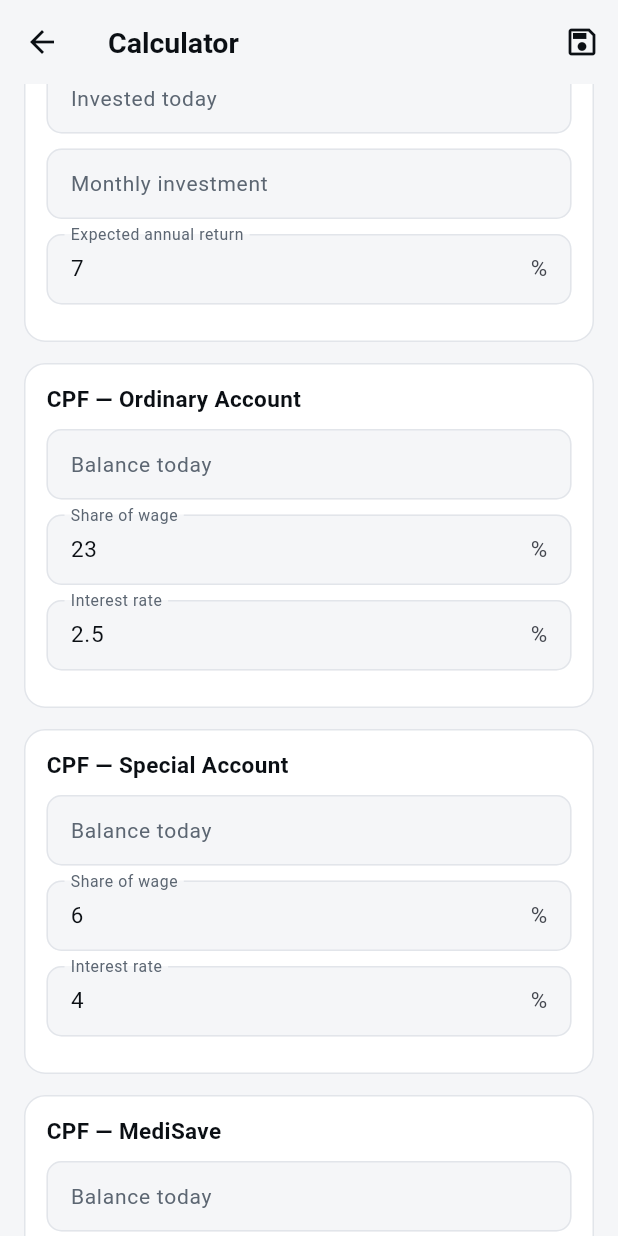
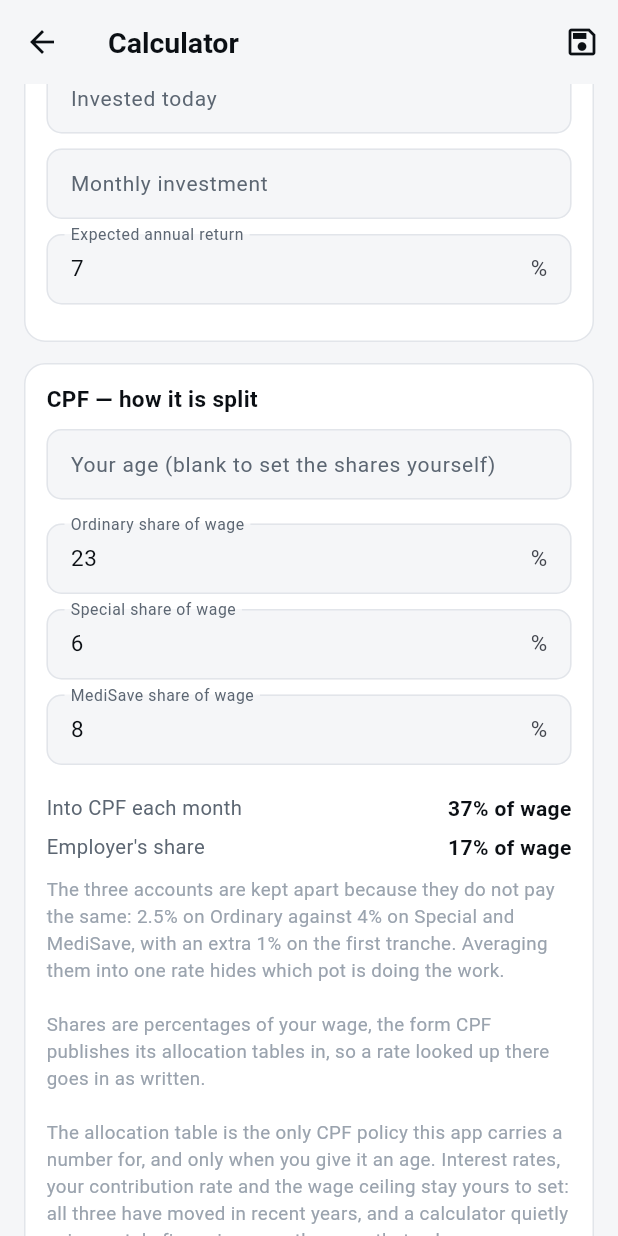
Before and after one commit to lepenguin22/Trading-view-, a Flutter app: the CalculatorScreen screen opened directly, scrolled down 1152 dp, on a phone screen of 412 x 824 dp. Run offline on Flutter 3.47's test engine with Material 3 defaults, Android fonts, the phone set to English and light mode, and no system bars; our stand-ins replace csv, flutter_local_notifications, shared_preferences; missing offline and left inert: workmanager; accounts and stored records are empty; network calls fail.

Commit message:
Set the CPF split from an age, and keep it moving with one
Typing the three shares in meant looking them up, and meant they were
frozen at whatever band applied on the day they were typed. Give an age
instead and the split follows it — and keeps following it as the
projection runs. Someone 34 today spends a twenty-year projection in
three bands; holding the first for all twenty overstates the Ordinary
Account for most of it, which is the part a static split got wrong
rather than merely made tedious.

This is the first CPF policy the app carries a number for, against a
standing rule that it carries none, so three things keep it honest. The
table states when it was taken and from where. The shares it produces
are shown rather than applied invisibly. And clearing the age hands them
straight back — allocation moves, this table will go stale, and when it
does the shares are still the user's to set.

Figures are percentages of wage for private-sector employees above $750
a month, effective 1 January 2026. CPF's own site is unreachable from
here, so they were taken from reproductions and cross-checked against
the published allocation ratios, which regenerate them exactly at a 37%
total: 0.5677 x 37 = 21.0, 0.4055 x 37 = 15.0, 0.3108 x 37 = 11.5,
0.2837 x 37 = 10.5. A test asserts every band still totals 37%, since a
transcription slip that moved money between accounts would otherwise be
invisible.

The table stops at 55 rather than guessing. Past that the Special
Account closes, contributions go to a Retirement Account up to the Full
Retirement Sum, and the total rate falls below 37% — none of it
modelled here. A projection reaching past 55 says so instead of
producing numbers that look like a projection and are not.

Interest rates, the contribution rate and the wage ceiling stay inputs.

Verified with the checks CI runs: dart format, flutter analyze
--fatal-infos --fatal-warnings, flutter test (393 passing).

Co-Authored-By: Claude Opus 5 <noreply@anthropic.com>
Claude-Session: https://claude.ai/code/session_01K7ZDuGe58zEd3GSTrETXjC

```diff
--- a/lib/screens/calculator_screen.dart
+++ b/lib/screens/calculator_screen.dart
@@ -4,6 +4,7 @@ import 'package:flutter/services.dart';
 import '../state/storage.dart';
 import '../theme/app_theme.dart';
 import '../utils/format.dart';
+import '../utils/cpf_allocation.dart';
 import '../utils/projection.dart';
 import '../widgets/projection_chart.dart';
 
@@ -18,6 +19,7 @@ const _kStartInvestments = 'startInvestments';
 const _kStartOa = 'startOa';
 const _kStartSa = 'startSa';
 const _kStartMa = 'startMa';
+const _kAge = 'age';
 const _kOaPercent = 'oaPercent';
 const _kSaPercent = 'saPercent';
 const _kMaPercent = 'maPercent';
@@ -57,6 +59,7 @@ class _CalculatorScreenState extends State<CalculatorScreen> {
     _kStartOa: 0,
     _kStartSa: 0,
     _kStartMa: 0,
+    _kAge: 0,
     _kOaPercent: 23,
     _kSaPercent: 6,
     _kMaPercent: 8,
@@ -120,6 +123,7 @@ class _CalculatorScreenState extends State<CalculatorScreen> {
       startingOa: _value(_kStartOa),
       startingSa: _value(_kStartSa),
       startingMa: _value(_kStartMa),
+      currentAge: _value(_kAge).round().clamp(0, 100),
       oaPercent: _value(_kOaPercent),
       saPercent: _value(_kSaPercent),
       maPercent: _value(_kMaPercent),
@@ -152,6 +156,8 @@ class _CalculatorScreenState extends State<CalculatorScreen> {
     }
 
     final input = _input;
+    final byAge = input.currentAge > 0;
+    final share = input.allocationAt(0);
     final points = project(input);
     final summary = ProjectionSummary.of(points, input);
 
@@ -262,20 +268,51 @@ class _CalculatorScreenState extends State<CalculatorScreen> {
             _field(_kMonthlyInvestment, 'Monthly investment'),
             _field(_kInvestReturn, 'Expected annual return', suffix: '%'),
           ]),
-          _card('CPF — Ordinary Account', [
-            _field(_kStartOa, 'Balance today'),
-            _field(_kOaPercent, 'Share of wage', suffix: '%'),
-            _field(_kOaReturn, 'Interest rate', suffix: '%'),
-          ]),
-          _card('CPF — Special Account', [
-            _field(_kStartSa, 'Balance today'),
-            _field(_kSaPercent, 'Share of wage', suffix: '%'),
-            _field(_kSaReturn, 'Interest rate', suffix: '%'),
-          ]),
-          _card('CPF — MediSave', [
-            _field(_kStartMa, 'Balance today'),
-            _field(_kMaPercent, 'Share of wage', suffix: '%'),
-            _field(_kMaReturn, 'Interest rate', suffix: '%'),
+          _card('CPF — how it is split', [
+            _field(
+              _kAge,
+              'Your age (blank to set the shares yourself)',
+              hint: 'e.g. 30',
+            ),
+            const SizedBox(height: 6),
+            if (byAge) ...[
+              _row('Band', cpfBandLabel(input.currentAge)),
+              _row('Ordinary', '${_trim(share.oa)}% of wage'),
+              _row('Special', '${_trim(share.sa)}% of wage'),
+              _row('MediSave', '${_trim(share.ma)}% of wage'),
+              const SizedBox(height: 6),
+              Text(
+                'The split follows your age and keeps following it as the '
+                'projection runs — at 34 today, a twenty-year projection '
+                'spends time in three bands, and holding the first for all '
+                'twenty would overstate the Ordinary Account for most of it.'
+                '\n\nFigures are percentages of wage for private-sector '
+                'employees above \$750 a month, effective 1 January 2026. '
+                'Allocation moves; clear the age to type the shares in '
+                'yourself if this table has gone stale.',
+                style: TextStyle(
+                  color: c.textFaint,
+                  fontSize: 12.5,
+                  height: 1.45,
+                ),
+              ),
+              if (input.outgrowsAllocationTable) ...[
+                const SizedBox(height: 8),
+                Text(
+                  'This projection runs past 55, where CPF stops working the '
+                  'way this models it: the Special Account closes, '
+                  'contributions go to a Retirement Account up to the Full '
+                  'Retirement Sum, and the total rate falls below 37%. Years '
+                  'past 55 are carried on the 50-to-55 split and are an '
+                  'approximation, not a projection.',
+                  style: TextStyle(color: c.down, fontSize: 12.5, height: 1.4),
+                ),
+              ],
+            ] else ...[
+              _field(_kOaPercent, 'Ordinary share of wage', suffix: '%'),
+              _field(_kSaPercent, 'Special share of wage', suffix: '%'),
+              _field(_kMaPercent, 'MediSave share of wage', suffix: '%'),
+            ],
             const SizedBox(height: 6),
             _row('Into CPF each month', '${_trim(input.cpfPercent)}% of wage'),
             // Derived rather than asked for: what lands in CPF that did not
@@ -303,14 +340,30 @@ class _CalculatorScreenState extends State<CalculatorScreen> {
               'rate hides which pot is doing the work.\n\n'
               'Shares are percentages of your wage, the form CPF publishes '
               'its allocation tables in, so a rate looked up there goes in as '
-              'written. They change with age — nothing here assumes one, or a '
-              'rate, or a ceiling.',
+              'written.\n\n'
+              'The allocation table is the only CPF policy this app carries a '
+              'number for, and only when you give it an age. Interest rates, '
+              'your contribution rate and the wage ceiling stay yours to set: '
+              'all three have moved in recent years, and a calculator quietly '
+              'using a stale figure is worse than one that asks.',
               style: TextStyle(
                 color: c.textFaint,
                 fontSize: 12.5,
                 height: 1.45,
               ),
             ),
+          ]),
+          _card('CPF — Ordinary Account', [
+            _field(_kStartOa, 'Balance today'),
+            _field(_kOaReturn, 'Interest rate', suffix: '%'),
+          ]),
+          _card('CPF — Special Account', [
+            _field(_kStartSa, 'Balance today'),
+            _field(_kSaReturn, 'Interest rate', suffix: '%'),
+          ]),
+          _card('CPF — MediSave', [
+            _field(_kStartMa, 'Balance today'),
+            _field(_kMaReturn, 'Interest rate', suffix: '%'),
           ]),
           _card('Horizon', [_field(_kYears, 'Years')]),
           const SizedBox(height: 8),
--- /dev/null
+++ b/lib/utils/cpf_allocation.dart
@@ -0,0 +1,59 @@
+/// How a CPF contribution is split between the three accounts, by age.
+///
+/// This is the one piece of CPF policy the app carries a number for, and it is
+/// carried reluctantly: allocation moves, and a calculator quietly using a
+/// stale table is worse than one that asks. Three things keep that honest —
+/// the table states when it was taken and from where, the shares it produces
+/// are shown rather than hidden, and leaving the age blank goes back to typing
+/// them in by hand.
+///
+/// Figures are percentages **of wage**, the form CPF publishes allocation in,
+/// for private-sector employees earning above $750 a month. Effective
+/// 1 January 2026.
+///
+/// Cross-checked two ways: against the published allocation *ratios* (the
+/// share of the contribution rather than of the wage), which reproduce these
+/// exactly at a 37% total — 0.5677 × 37 = 21.0, 0.4055 × 37 = 15.0,
+/// 0.3108 × 37 = 11.5, 0.2837 × 37 = 10.5.
+///
+/// See README, "Allocation by age", for the sources and how to check them.
+library;
+
+/// The oldest age this table covers.
+///
+/// Past 55 the model this app uses stops describing CPF at all: the Special
+/// Account closes and contributions go to a Retirement Account up to the Full
+/// Retirement Sum, and the total contribution rate falls away from 37%.
+/// Neither is modelled here, so the table stops rather than inventing a band.
+const cpfAllocationCoveredTo = 55;
+
+/// One age band's split, as percentages of wage.
+typedef CpfAllocation = ({double oa, double sa, double ma});
+
+/// The split for someone [age] years old.
+///
+/// Bands are inclusive of their upper age: CPF's "35 & below" covers 35, and
+/// "above 35 to 45" starts at 36.
+///
+/// Returns the 50-to-55 band for anyone older, which is an approximation and
+/// is why [projectionPassesCoveredAges] exists to say so out loud.
+CpfAllocation cpfAllocationFor(int age) {
+  if (age <= 35) return (oa: 23, sa: 6, ma: 8);
+  if (age <= 45) return (oa: 21, sa: 7, ma: 9);
+  if (age <= 50) return (oa: 19, sa: 8, ma: 10);
+  return (oa: 15, sa: 11.5, ma: 10.5);
+}
+
+/// A label for the band [age] falls in, for showing which one is in effect.
+String cpfBandLabel(int age) {
+  if (age <= 35) return '35 and below';
+  if (age <= 45) return 'above 35 to 45';
+  if (age <= 50) return 'above 45 to 50';
+  if (age <= 55) return 'above 50 to 55';
+  return 'above 55 — beyond what this models';
+}
+
+/// Whether a projection from [age] running [years] reaches an age the table
+/// does not cover.
+bool projectionPassesCoveredAges(int age, int years) =>
+    age > 0 && age + years > cpfAllocationCoveredTo;
--- a/lib/utils/projection.dart
+++ b/lib/utils/projection.dart
@@ -5,6 +5,8 @@
 /// recent years and a calculator quietly using a stale figure is worse than
 /// one that asks. What this does is the arithmetic.
 library;
+
+import 'cpf_allocation.dart';
 
 /// One month of a projection.
 class ProjectionPoint {
@@ -65,6 +67,7 @@ class ProjectionInput {
     this.startingOa = 0,
     this.startingSa = 0,
     this.startingMa = 0,
+    this.currentAge = 0,
     this.oaPercent = 23,
     this.saPercent = 6,
     this.maPercent = 8,
@@ -106,9 +109,21 @@ class ProjectionInput {
   final double startingSa;
   final double startingMa;
 
+  /// Age today, or 0 when it was not given.
+  ///
+  /// When set, it decides the allocation instead of the three percentages
+  /// below, and keeps deciding it as the projection runs: someone 34 today
+  /// spends part of a twenty-year projection in each of three bands, and
+  /// holding their first band for all twenty years would overstate the
+  /// Ordinary Account for most of it.
+  final int currentAge;
+
   /// Where each month's CPF lands, as a percentage of the wage — the form
   /// CPF publishes its allocation tables in, so a rate looked up there can be
   /// typed in as written.
+  ///
+  /// Used only when [currentAge] is 0. Leaving the age blank is how someone
+  /// with an arrangement the table does not describe keeps control of it.
   ///
   /// These three decide the contribution; [employeeCpfPercent] only decides
   /// how much of it comes out of take-home pay. The rest is the employer's,
@@ -117,6 +132,22 @@ class ProjectionInput {
   final double oaPercent;
   final double saPercent;
   final double maPercent;
+
+  /// The split in force at [month] of the projection.
+  ///
+  /// Whole years: a band changes on a birthday, and a projection that models
+  /// the month CPF actually switches would be claiming a precision the rest of
+  /// this does not have.
+  CpfAllocation allocationAt(int month) {
+    if (currentAge <= 0) {
+      return (oa: oaPercent, sa: saPercent, ma: maPercent);
+    }
+    return cpfAllocationFor(currentAge + month ~/ 12);
+  }
+
+  /// True when the projection reaches an age the allocation table stops at.
+  bool get outgrowsAllocationTable =>
+      projectionPassesCoveredAges(currentAge, years);
 
   /// Annual nominal returns, compounded monthly.
   final double investmentReturnPercent;
@@ -152,8 +183,12 @@ class ProjectionInput {
   bool get outgoingsExceedTakeHome =>
       grossMonthlySalary > 0 && monthlyExpenses + monthlyInvestment > takeHome;
 
-  /// Everything reaching CPF each month, as a percentage of the wage.
-  double get cpfPercent => oaPercent + saPercent + maPercent;
+  /// Everything reaching CPF each month, as a percentage of the wage, at the
+  /// start of the projection.
+  double get cpfPercent {
+    final a = allocationAt(0);
+    return a.oa + a.sa + a.ma;
+  }
 
   /// The employer's share, as a percentage of the wage.
   ///
@@ -194,9 +229,6 @@ List<ProjectionPoint> project(ProjectionInput input) {
   final monthlyOaRate = _fraction(input.oaReturnPercent) / 12;
   final monthlySaRate = _fraction(input.saReturnPercent) / 12;
   final monthlyMaRate = _fraction(input.maReturnPercent) / 12;
-  final oaRate = _fraction(input.oaPercent);
-  final saRate = _fraction(input.saPercent);
-  final maRate = _fraction(input.maPercent);
 
   final out = <ProjectionPoint>[
     ProjectionPoint(
@@ -223,10 +255,12 @@ List<ProjectionPoint> project(ProjectionInput input) {
         ? salary
         : (salary < input.cpfSalaryCeiling! ? salary : input.cpfSalaryCeiling!);
     // Each account takes its own share of the wage, so the split is exact
-    // rather than a proportion of a rounded total.
-    final toOa = eligible * oaRate;
-    final toSa = eligible * saRate;
-    final toMa = eligible * maRate;
+    // rather than a proportion of a rounded total. Read per month, because an
+    // age-driven split changes underneath the projection as it runs.
+    final share = input.allocationAt(month - 1);
+    final toOa = eligible * _fraction(share.oa);
+    final toSa = eligible * _fraction(share.sa);
+    final toMa = eligible * _fraction(share.ma);
 
     invested = invested * (1 + monthlyInvestmentRate) + input.monthlyInvestment;
     oa = oa * (1 + monthlyOaRate) + toOa;
```
Also changed, not shown: 4 other files.
